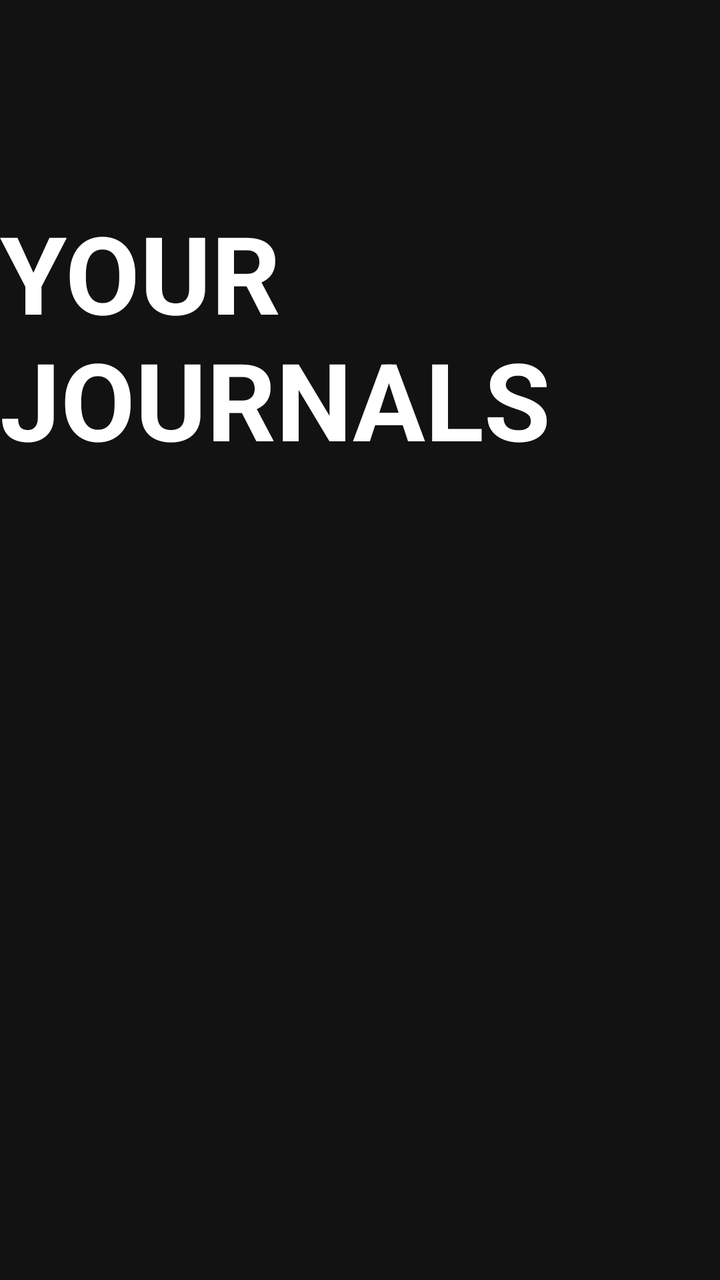
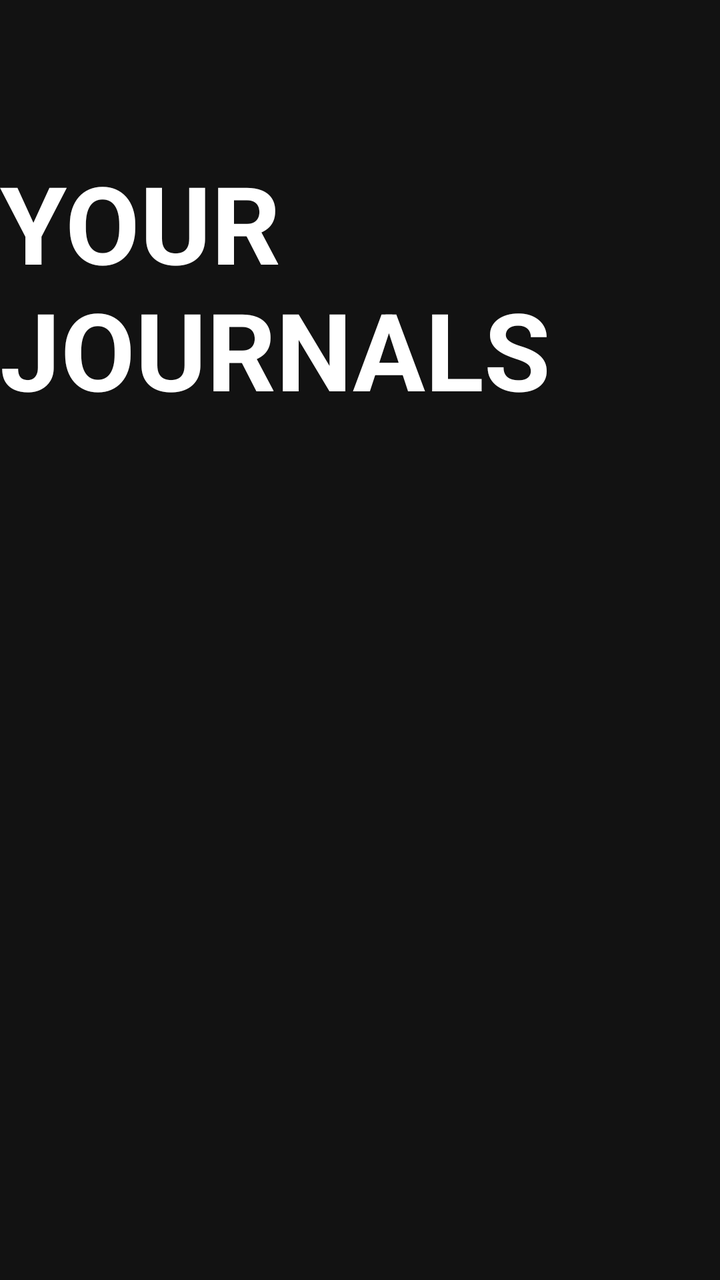

The first picture is an Android layout as it rendered before a commit; the second is the same layout after the commit. The layout source and the unified diff follow.
<!-- AndroidManifest.xml: application theme Theme.MBM -->
<!-- res/layout/activity_dashboard.xml -->
<?xml version="1.0" encoding="utf-8"?>
<androidx.constraintlayout.widget.ConstraintLayout
    xmlns:android="http://schemas.android.com/apk/res/android"
    xmlns:app="http://schemas.android.com/apk/res-auto"
    android:layout_width="match_parent"
    android:layout_height="match_parent"
    android:background="#121212">

    <androidx.constraintlayout.widget.Guideline
        android:id="@+id/dashboard_ceiling"
        android:layout_width="wrap_content"
        android:layout_height="wrap_content"
        android:orientation="horizontal"
        app:layout_constraintGuide_begin="50dp" />

    <TextView
        android:id="@+id/tv_dashboard_title"
        android:layout_width="wrap_content"
        android:layout_height="wrap_content"
        android:text="YOUR JOURNALS"
        android:textColor="#FFFFFF"
        android:textSize="54sp"
        android:textStyle="bold"
        app:layout_constraintTop_toBottomOf="@id/dashboard_ceiling"
        android:layout_marginTop="50dp"
        app:layout_constraintStart_toStartOf="parent"
        app:layout_constraintEnd_toEndOf="parent" />

    <Button
        android:id="@+id/btn_grant_access"
        android:layout_width="wrap_content"
        android:layout_height="wrap_content"
        android:text="GRANT STORAGE ACCESS"
        android:textSize="18sp"
        android:padding="16dp"
        android:backgroundTint="#00E5FF"
        android:textColor="#000000"
        android:visibility="gone"
        app:layout_constraintTop_toTopOf="parent"
        app:layout_constraintBottom_toBottomOf="parent"
        app:layout_constraintStart_toStartOf="parent"
        app:layout_constraintEnd_toEndOf="parent" />

    <LinearLayout
        android:id="@+id/ll_export_controls"
        android:layout_width="match_parent"
        android:layout_height="wrap_content"
        android:orientation="horizontal"
        android:padding="8dp"
        android:weightSum="3"
        android:visibility="gone"
        app:layout_constraintTop_toBottomOf="@id/tv_dashboard_title">

        <Button
            android:id="@+id/btn_global_export_year"
            android:layout_width="0dp"
            android:layout_height="wrap_content"
            android:layout_weight="1"
            android:text="YEAR"
            android:textSize="12sp"
            android:layout_margin="4dp"
            android:backgroundTint="#333333" />

        <Button
            android:id="@+id/btn_global_export_month"
            android:layout_width="0dp"
            android:layout_height="wrap_content"
            android:layout_weight="1"
            android:text="MONTH"
            android:textSize="12sp"
            android:layout_margin="4dp"
            android:backgroundTint="#333333" />

        <Button
            android:id="@+id/btn_global_export_custom"
            android:layout_width="0dp"
            android:layout_height="wrap_content"
            android:layout_weight="1"
            android:text="CUSTOM"
            android:textSize="12sp"
            android:layout_margin="4dp"
            android:backgroundTint="#333333" />
    </LinearLayout>

    <androidx.recyclerview.widget.RecyclerView
        android:id="@+id/rv_journals"
        android:layout_width="match_parent"
        android:layout_height="0dp"
        android:layout_marginTop="50dp"
        android:padding="8dp"
        app:layout_constraintTop_toBottomOf="@id/ll_export_controls"
        app:layout_constraintBottom_toTopOf="@id/pb_export_progress"
        app:layout_constraintStart_toStartOf="parent"
        app:layout_constraintEnd_toEndOf="parent" />

    <ProgressBar
        android:id="@+id/pb_export_progress"
        style="?android:attr/progressBarStyleHorizontal"
        android:layout_width="match_parent"
        android:layout_height="wrap_content"
        android:visibility="gone"
        android:padding="16dp"
        app:layout_constraintBottom_toTopOf="@id/tv_export_status"
        app:layout_constraintStart_toStartOf="parent"
        app:layout_constraintEnd_toEndOf="parent" />

    <TextView
        android:id="@+id/tv_export_status"
        android:layout_width="wrap_content"
        android:layout_height="wrap_content"
        android:text="Processing..."
        android:textColor="#00E5FF"
        android:visibility="gone"
        android:layout_marginBottom="16dp"
        app:layout_constraintBottom_toBottomOf="parent"
        app:layout_constraintStart_toStartOf="parent"
        app:layout_constraintEnd_toEndOf="parent" />

    <com.google.android.material.floatingactionbutton.FloatingActionButton
        android:id="@+id/fab_add_journal"
        android:layout_width="wrap_content"
        android:layout_height="wrap_content"
        android:layout_marginEnd="24dp"
        android:src="@android:drawable/ic_input_add"
        android:visibility="gone"
        app:backgroundTint="#00E5FF"
        app:layout_constraintBottom_toTopOf="@id/rv_journals"
        app:layout_constraintEnd_toEndOf="parent" />

</androidx.constraintlayout.widget.ConstraintLayout>
<!-- resources referenced by this layout -->
<resources>
  <style name="Theme.MBM" parent="Base.Theme.MBM" />
  <style name="Base.Theme.MBM" parent="Theme.Material3.DayNight.NoActionBar">
          
          
      </style>
</resources>

<!-- the commit's change to res/layout/activity_dashboard.xml (unified diff, before → after) -->
@@ -22,9 +22,22 @@
         android:textSize="54sp"
         android:textStyle="bold"
         app:layout_constraintTop_toBottomOf="@id/dashboard_ceiling"
-        android:layout_marginTop="50dp"
+        android:layout_marginTop="25dp"
         app:layout_constraintStart_toStartOf="parent"
         app:layout_constraintEnd_toEndOf="parent" />
+
+    <Button
+        android:id="@+id/btn_import_journal"
+        android:layout_width="wrap_content"
+        android:layout_height="wrap_content"
+        android:layout_marginTop="8dp"
+        android:text="IMPORT JOURNAL"
+        android:textSize="12sp"
+        android:backgroundTint="#333333"
+        android:textColor="#00E5FF"
+        android:visibility="gone"
+        app:layout_constraintTop_toBottomOf="@id/tv_dashboard_title"
+        app:layout_constraintStart_toStartOf="@id/tv_dashboard_title" />
 
     <Button
         android:id="@+id/btn_grant_access"
@@ -49,7 +62,7 @@
         android:padding="8dp"
         android:weightSum="3"
         android:visibility="gone"
-        app:layout_constraintTop_toBottomOf="@id/tv_dashboard_title">
+        app:layout_constraintTop_toBottomOf="@id/btn_import_journal">
 
         <Button
             android:id="@+id/btn_global_export_year"
@@ -86,7 +99,7 @@
         android:id="@+id/rv_journals"
         android:layout_width="match_parent"
         android:layout_height="0dp"
-        android:layout_marginTop="50dp"
+        android:layout_marginTop="16dp"
         android:padding="8dp"
         app:layout_constraintTop_toBottomOf="@id/ll_export_controls"
         app:layout_constraintBottom_toTopOf="@id/pb_export_progress"
@@ -124,7 +137,10 @@
         android:src="@android:drawable/ic_input_add"
         android:visibility="gone"
         app:backgroundTint="#00E5FF"
-        app:layout_constraintBottom_toTopOf="@id/rv_journals"
+        app:fabSize="mini"
+        app:layout_constraintTop_toTopOf="@id/tv_dashboard_title"
+        app:layout_constraintBottom_toTopOf="@id/ll_export_controls"
+        app:layout_constraintVertical_bias="0.15"
         app:layout_constraintEnd_toEndOf="parent" />
 
 </androidx.constraintlayout.widget.ConstraintLayout>
